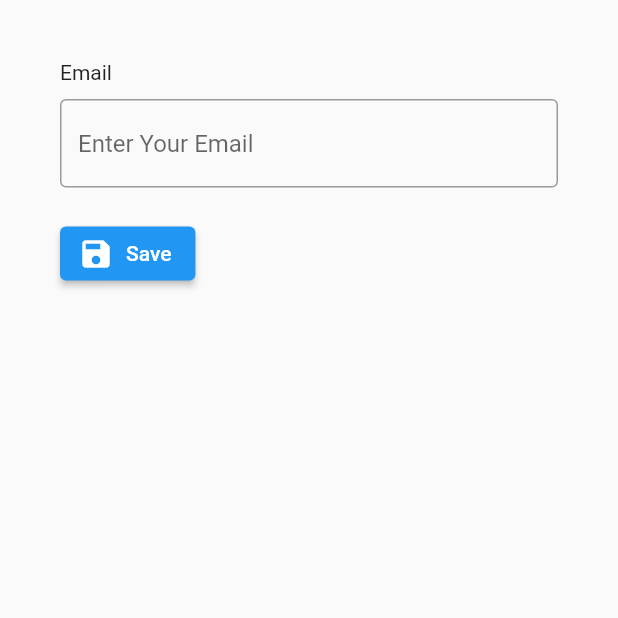
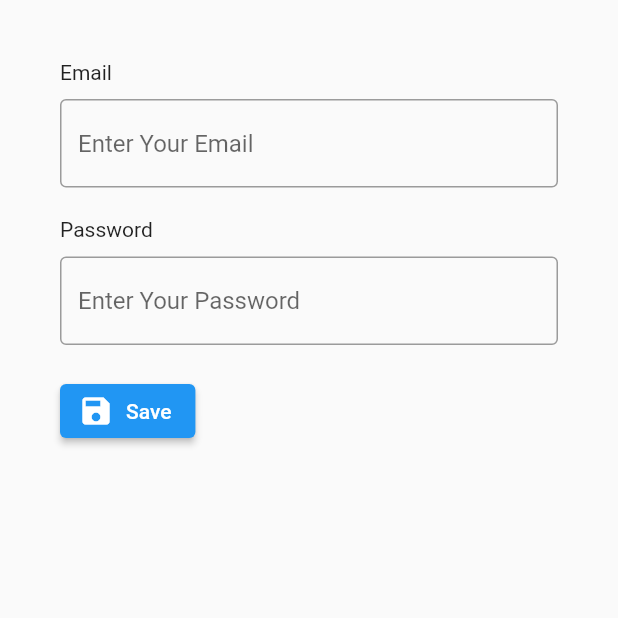
Before and after one commit to nadeeshapathiraja/Flutter_Navigation, a Flutter app: the screen it shows after launch, after a tap on "Save", on a phone screen of 412 x 824 dp, the top half of it. Run offline on Flutter 3.47's test engine with Material 2 defaults, Android fonts, the phone set to English and light mode, and no system bars.

Commit message:
Add passwordvalidation

```diff
--- a/lib/form_validation.dart
+++ b/lib/form_validation.dart
@@ -10,6 +10,7 @@ class FormValidation extends StatefulWidget {
 
 class _FormValidationState extends State<FormValidation> {
   var _email = TextEditingController();
+  var _password = TextEditingController();
 
   @override
   Widget build(BuildContext context) {
@@ -26,6 +27,16 @@ class _FormValidationState extends State<FormValidation> {
               decoration: InputDecoration(
                 border: OutlineInputBorder(),
                 hintText: "Enter Your Email",
+              ),
+            ),
+            SizedBox(height: 20),
+            Text("Password"),
+            SizedBox(height: 10),
+            TextField(
+              controller: _password,
+              decoration: InputDecoration(
+                border: OutlineInputBorder(),
+                hintText: "Enter Your Password",
               ),
             ),
             SizedBox(height: 20),
@@ -50,13 +61,15 @@ class _FormValidationState extends State<FormValidation> {
   }
 
   bool isNull() {
-    if (_email.text.isEmpty) {
+    if (_email.text.isEmpty || _password.text.isEmpty) {
       return false;
     } else {
       return true;
     }
   }
 
+//Email Validation
+//Test Email: test@gmail.com
   bool emailValidation() {
     // if (RegExp(".*@.*\.[com|lk]+").hasMatch(_email.text)) {
     //   return true;
@@ -72,4 +85,13 @@ class _FormValidationState extends State<FormValidation> {
       return false;
     }
   }
+
+//Password validation
+  bool passwordValidate() {
+    if (RegExp("[a-z|A-Z|0-9]+").hasMatch(_password.text)) {
+      return true;
+    } else {
+      return false;
+    }
+  }
 }
```
